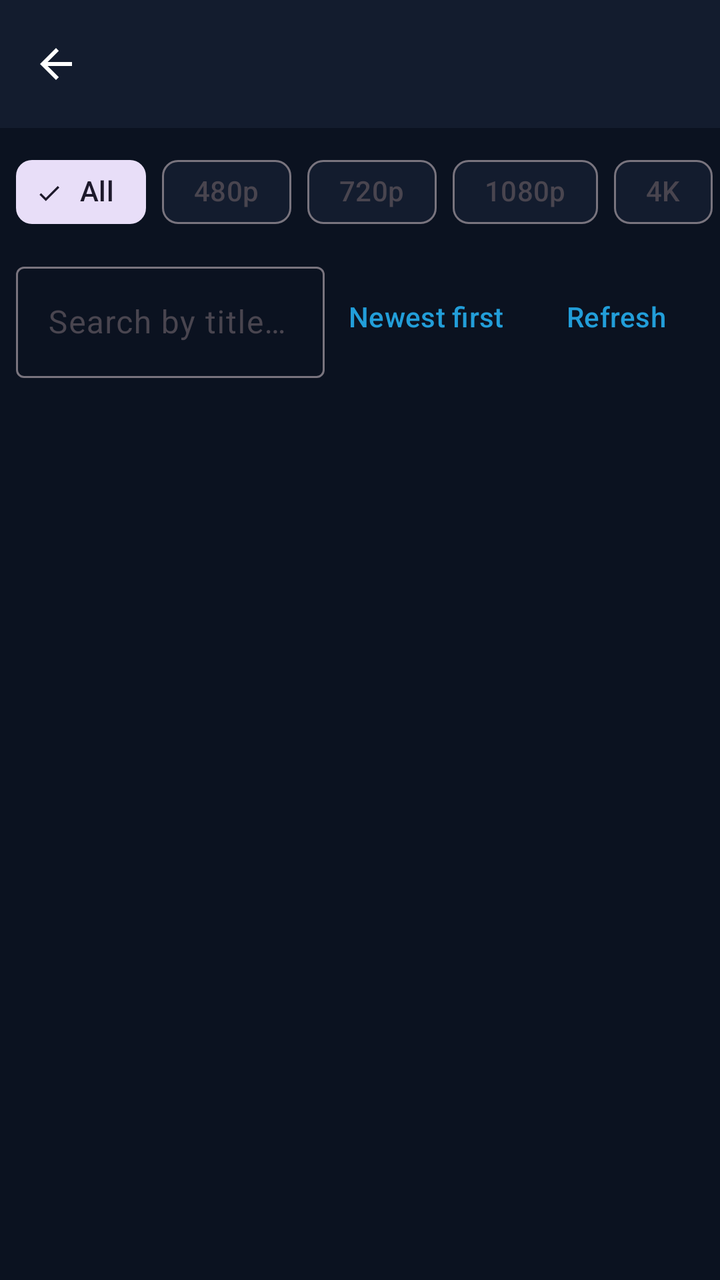
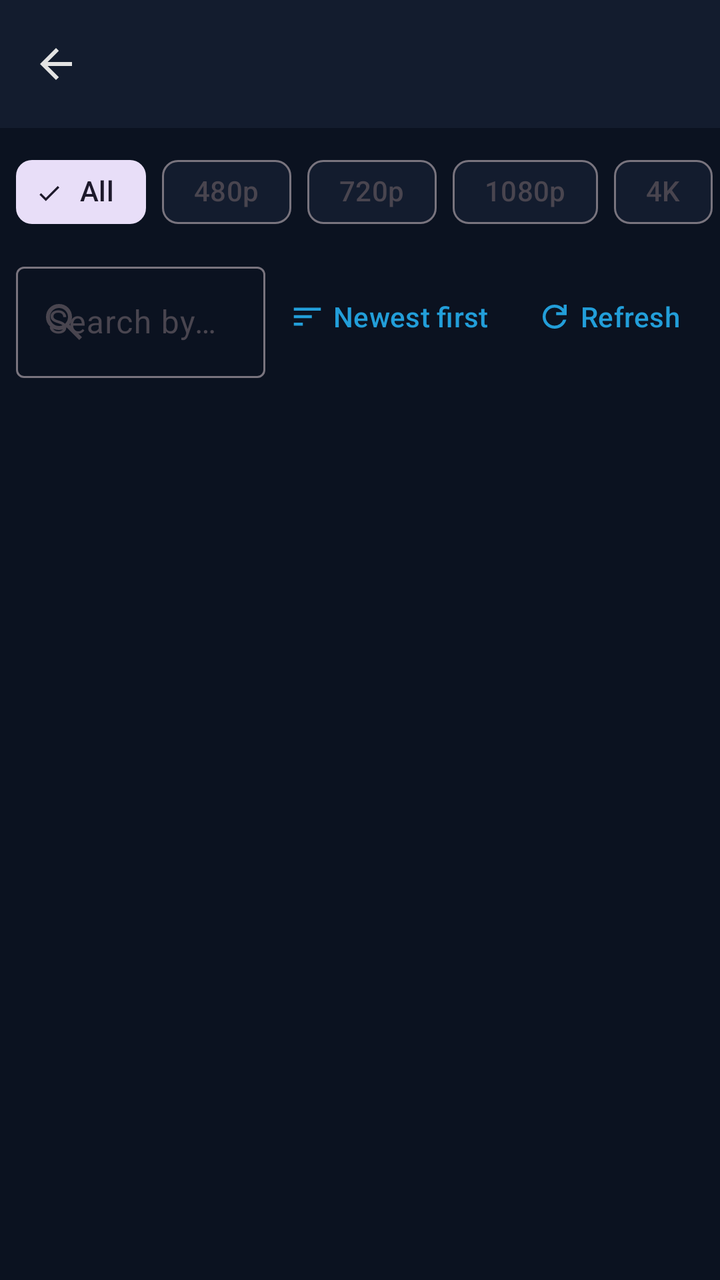

Screens rendered from an Android XML layout before and after an edit, with the pre-edit source and the edit as a unified diff.
<!-- AndroidManifest.xml: application theme Theme.NobiStream -->
<!-- res/layout/activity_channel.xml -->
<?xml version="1.0" encoding="utf-8"?>
<LinearLayout xmlns:android="http://schemas.android.com/apk/res/android"
    xmlns:app="http://schemas.android.com/apk/res-auto"
    android:layout_width="match_parent"
    android:layout_height="match_parent"
    android:fitsSystemWindows="true"
    android:orientation="vertical">

    <com.google.android.material.appbar.MaterialToolbar
        android:id="@+id/toolbar"
        android:layout_width="match_parent"
        android:layout_height="wrap_content"
        android:background="?attr/colorSurface"
        app:navigationIcon="@drawable/ic_back" />

    <HorizontalScrollView
        android:layout_width="match_parent"
        android:layout_height="wrap_content"
        android:scrollbars="none">

        <com.google.android.material.chip.ChipGroup
            android:id="@+id/filterChips"
            android:layout_width="wrap_content"
            android:layout_height="wrap_content"
            android:paddingStart="@dimen/spacing_8"
            android:paddingTop="@dimen/spacing_8"
            android:paddingEnd="@dimen/spacing_8"
            app:selectionRequired="true"
            app:singleSelection="true">

            <com.google.android.material.chip.Chip
                android:id="@+id/chipAll"
                style="@style/Widget.Material3.Chip.Filter"
                android:layout_width="wrap_content"
                android:layout_height="wrap_content"
                android:checkable="true"
                android:checked="true"
                android:text="@string/channel_filter_all" />

            <com.google.android.material.chip.Chip
                android:id="@+id/chip480"
                style="@style/Widget.Material3.Chip.Filter"
                android:layout_width="wrap_content"
                android:layout_height="wrap_content"
                android:checkable="true"
                android:text="480p" />

            <com.google.android.material.chip.Chip
                android:id="@+id/chip720"
                style="@style/Widget.Material3.Chip.Filter"
                android:layout_width="wrap_content"
                android:layout_height="wrap_content"
                android:checkable="true"
                android:text="720p" />

            <com.google.android.material.chip.Chip
                android:id="@+id/chip1080"
                style="@style/Widget.Material3.Chip.Filter"
                android:layout_width="wrap_content"
                android:layout_height="wrap_content"
                android:checkable="true"
                android:text="1080p" />

            <com.google.android.material.chip.Chip
                android:id="@+id/chip4k"
                style="@style/Widget.Material3.Chip.Filter"
                android:layout_width="wrap_content"
                android:layout_height="wrap_content"
                android:checkable="true"
                android:text="4K" />
        </com.google.android.material.chip.ChipGroup>
    </HorizontalScrollView>

    <LinearLayout
        android:layout_width="match_parent"
        android:layout_height="wrap_content"
        android:layout_marginStart="@dimen/spacing_8"
        android:layout_marginTop="@dimen/spacing_8"
        android:layout_marginEnd="@dimen/spacing_8"
        android:orientation="horizontal">

        <com.google.android.material.textfield.TextInputLayout
            android:id="@+id/searchLayout"
            style="@style/Widget.Material3.TextInputLayout.OutlinedBox"
            android:layout_width="0dp"
            android:layout_height="wrap_content"
            android:layout_weight="1"
            android:hint="@string/channel_search_hint">

            <com.google.android.material.textfield.TextInputEditText
                android:id="@+id/searchEdit"
                android:layout_width="match_parent"
                android:layout_height="wrap_content" />
        </com.google.android.material.textfield.TextInputLayout>

        <com.google.android.material.button.MaterialButton
            android:id="@+id/sortButton"
            style="@style/Widget.Material3.Button.TextButton"
            android:layout_width="wrap_content"
            android:layout_height="wrap_content"
            android:layout_gravity="center_vertical"
            android:text="@string/channel_sort_newest" />

        <com.google.android.material.button.MaterialButton
            android:id="@+id/refreshButton"
            style="@style/Widget.Material3.Button.TextButton"
            android:layout_width="wrap_content"
            android:layout_height="wrap_content"
            android:layout_gravity="center_vertical"
            android:text="Refresh" />
    </LinearLayout>

    <ProgressBar
        android:id="@+id/loadingBar"
        android:layout_width="wrap_content"
        android:layout_height="wrap_content"
        android:layout_gravity="center_horizontal"
        android:layout_marginTop="@dimen/spacing_16"
        android:visibility="gone" />

    <androidx.recyclerview.widget.RecyclerView
        android:id="@+id/videosRecycler"
        android:layout_width="match_parent"
        android:layout_height="0dp"
        android:layout_weight="1"
        app:layoutManager="androidx.recyclerview.widget.LinearLayoutManager" />

    <LinearLayout
        android:id="@+id/emptyState"
        android:layout_width="match_parent"
        android:layout_height="0dp"
        android:layout_weight="1"
        android:gravity="center"
        android:orientation="vertical"
        android:padding="@dimen/spacing_24"
        android:visibility="gone">

        <TextView
            style="@style/Text.NobiStream.Section"
            android:layout_width="wrap_content"
            android:layout_height="wrap_content"
            android:text="@string/channel_no_videos" />

        <TextView
            style="@style/Text.NobiStream.Caption"
            android:layout_width="wrap_content"
            android:layout_height="wrap_content"
            android:layout_marginTop="@dimen/spacing_8"
            android:gravity="center"
            android:text="@string/channel_no_videos_body" />
    </LinearLayout>

</LinearLayout>
<!-- resources referenced by this layout -->
<resources>
  <!-- drawable ic_back (drawable) -->
  <?xml version="1.0" encoding="utf-8"?>
  <vector xmlns:android="http://schemas.android.com/apk/res/android"
      android:width="24dp"
      android:height="24dp"
      android:viewportWidth="24"
      android:viewportHeight="24">
      <path
          android:fillColor="#FFFFFF"
          android:pathData="M20,11H7.83l5.59,-5.59L12,4l-8,8 8,8 1.41,-1.41L7.83,13H20v-2z" />
  </vector>
  <style name="Theme.NobiStream" parent="Theme.Material3.DayNight.NoActionBar">
          <item name="colorPrimary">@color/primary</item>
          <item name="colorPrimaryVariant">@color/primary_dark</item>
          <item name="colorOnPrimary">@color/text_primary</item>
          <item name="android:colorBackground">@color/background</item>
          <item name="colorSurface">@color/surface</item>
          <item name="colorOnSurface">@color/text_primary</item>
          <item name="colorError">@color/error</item>
          <item name="android:textColorPrimary">@color/text_primary</item>
          <item name="android:textColorSecondary">@color/text_secondary</item>
      </style>
  <!-- unchanged entries left out for length: 19 -->
</resources>

<!-- the commit's change to res/layout/activity_channel.xml (unified diff, before → after) -->
@@ -85,7 +85,8 @@
             android:layout_width="0dp"
             android:layout_height="wrap_content"
             android:layout_weight="1"
-            android:hint="@string/channel_search_hint">
+            android:hint="@string/channel_search_hint"
+            app:startIconDrawable="@drawable/ic_search">
 
             <com.google.android.material.textfield.TextInputEditText
                 android:id="@+id/searchEdit"
@@ -99,7 +100,8 @@
             android:layout_width="wrap_content"
             android:layout_height="wrap_content"
             android:layout_gravity="center_vertical"
-            android:text="@string/channel_sort_newest" />
+            android:text="@string/channel_sort_newest"
+            app:icon="@drawable/ic_sort" />
 
         <com.google.android.material.button.MaterialButton
             android:id="@+id/refreshButton"
@@ -107,16 +109,22 @@
             android:layout_width="wrap_content"
             android:layout_height="wrap_content"
             android:layout_gravity="center_vertical"
-            android:text="Refresh" />
-    </LinearLayout>
-
-    <ProgressBar
-        android:id="@+id/loadingBar"
-        android:layout_width="wrap_content"
-        android:layout_height="wrap_content"
-        android:layout_gravity="center_horizontal"
-        android:layout_marginTop="@dimen/spacing_16"
-        android:visibility="gone" />
+            android:text="Refresh"
+            app:icon="@drawable/ic_refresh" />
+    </LinearLayout>
+
+    
+    <LinearLayout
+        android:id="@+id/skeletonContainer"
+        android:layout_width="match_parent"
+        android:layout_height="wrap_content"
+        android:orientation="vertical"
+        android:visibility="gone">
+
+        <include layout="@layout/item_skeleton" />
+        <include layout="@layout/item_skeleton" />
+        <include layout="@layout/item_skeleton" />
+    </LinearLayout>
 
     <androidx.recyclerview.widget.RecyclerView
         android:id="@+id/videosRecycler"
@@ -124,6 +132,30 @@
         android:layout_height="0dp"
         android:layout_weight="1"
         app:layoutManager="androidx.recyclerview.widget.LinearLayoutManager" />
+
+    
+    <LinearLayout
+        android:id="@+id/loadMoreFooter"
+        android:layout_width="match_parent"
+        android:layout_height="wrap_content"
+        android:gravity="center"
+        android:orientation="horizontal"
+        android:padding="@dimen/spacing_12"
+        android:visibility="gone">
+
+        <ProgressBar
+            android:layout_width="24dp"
+            android:layout_height="24dp"
+            android:indeterminateTint="@color/primary" />
+
+        <TextView
+            android:layout_width="wrap_content"
+            android:layout_height="wrap_content"
+            android:layout_marginStart="@dimen/spacing_8"
+            android:text="@string/channel_loading_more"
+            android:textColor="@color/text_secondary"
+            android:textSize="@dimen/text_caption" />
+    </LinearLayout>
 
     <LinearLayout
         android:id="@+id/emptyState"
@@ -151,3 +183,43 @@
     </LinearLayout>
 
 </LinearLayout>
+<!-- res/layout/item_skeleton.xml (included above) -->
+<?xml version="1.0" encoding="utf-8"?>
+<com.google.android.material.card.MaterialCardView xmlns:android="http://schemas.android.com/apk/res/android"
+    xmlns:app="http://schemas.android.com/apk/res-auto"
+    style="@style/Widget.NobiStream.Card"
+    android:layout_width="match_parent"
+    android:layout_height="wrap_content"
+    android:layout_marginStart="@dimen/spacing_16"
+    android:layout_marginTop="@dimen/spacing_8"
+    android:layout_marginEnd="@dimen/spacing_16">
+
+    <LinearLayout
+        android:layout_width="match_parent"
+        android:layout_height="wrap_content"
+        android:orientation="vertical">
+
+        <View
+            android:layout_width="match_parent"
+            android:layout_height="@dimen/thumbnail_height"
+            android:background="@drawable/skeleton_bg" />
+
+        <LinearLayout
+            android:layout_width="match_parent"
+            android:layout_height="wrap_content"
+            android:orientation="vertical"
+            android:padding="@dimen/spacing_12">
+
+            <View
+                android:layout_width="200dp"
+                android:layout_height="14dp"
+                android:background="@drawable/skeleton_bg" />
+
+            <View
+                android:layout_width="120dp"
+                android:layout_height="12dp"
+                android:layout_marginTop="@dimen/spacing_8"
+                android:background="@drawable/skeleton_bg" />
+        </LinearLayout>
+    </LinearLayout>
+</com.google.android.material.card.MaterialCardView>
<!-- resource entries referenced after the edit -->
@@ -1,16 +1,72 @@
 <!-- resources referenced by this layout -->
 <resources>
+  <dimen name="spacing_12">12dp</dimen>
+  <dimen name="thumbnail_height">180dp</dimen>
   <!-- drawable ic_back (drawable) -->
-  <?xml version="1.0" encoding="utf-8"?>
   <vector xmlns:android="http://schemas.android.com/apk/res/android"
       android:width="24dp"
       android:height="24dp"
-      android:viewportWidth="24"
-      android:viewportHeight="24">
-      <path
-          android:fillColor="#FFFFFF"
-          android:pathData="M20,11H7.83l5.59,-5.59L12,4l-8,8 8,8 1.41,-1.41L7.83,13H20v-2z" />
+      android:viewportWidth="960"
+      android:viewportHeight="960">
+      
+      <group android:translateY="960">
+          <path
+              android:fillColor="#E3E3E3"
+              android:pathData="m313-440 224 224-57 56-320-320 320-320 57 56-224 224h487v80H313Z" />
+      </group>
   </vector>
+  <!-- drawable ic_refresh (drawable) -->
+  <vector xmlns:android="http://schemas.android.com/apk/res/android"
+      android:width="24dp"
+      android:height="24dp"
+      android:viewportWidth="960"
+      android:viewportHeight="960">
+      
+      <group android:translateY="960">
+          <path
+              android:fillColor="#E3E3E3"
+              android:pathData="M480-160q-134 0-227-93t-93-227q0-134 93-227t227-93q69 0 132 28.5T720-690v-110h80v280H520v-80h168q-32-56-87.5-88T480-720q-100 0-170 70t-70 170q0 100 70 170t170 70q77 0 139-44t87-116h84q-28 106-114 173t-196 67Z" />
+      </group>
+  </vector>
+  <!-- drawable ic_search (drawable) -->
+  <vector xmlns:android="http://schemas.android.com/apk/res/android"
+      android:width="24dp"
+      android:height="24dp"
+      android:viewportWidth="960"
+      android:viewportHeight="960">
+      
+      <group android:translateY="960">
+          <path
+              android:fillColor="#E3E3E3"
+              android:pathData="M784-120 532-372q-30 24-69 38t-83 14q-109 0-184.5-75.5T120-580q0-109 75.5-184.5T380-840q109 0 184.5 75.5T640-580q0 44-14 83t-38 69l252 252-56 56ZM380-400q75 0 127.5-52.5T560-580q0-75-52.5-127.5T380-760q-75 0-127.5 52.5T200-580q0 75 52.5 127.5T380-400Z" />
+      </group>
+  </vector>
+  <!-- drawable ic_sort (drawable) -->
+  <vector xmlns:android="http://schemas.android.com/apk/res/android"
+      android:width="24dp"
+      android:height="24dp"
+      android:viewportWidth="960"
+      android:viewportHeight="960">
+      
+      <group android:translateY="960">
+          <path
+              android:fillColor="#E3E3E3"
+              android:pathData="M120-240v-80h240v80H120Zm0-200v-80h480v80H120Zm0-200v-80h720v80H120Z" />
+      </group>
+  </vector>
+  <!-- drawable skeleton_bg (drawable) -->
+  <?xml version="1.0" encoding="utf-8"?>
+  <shape xmlns:android="http://schemas.android.com/apk/res/android"
+      android:shape="rectangle">
+      <solid android:color="@color/surface_variant" />
+      <corners android:radius="@dimen/corner_small" />
+  </shape>
+  <string name="channel_loading_more">Loading more videos…</string>
+  <style name="Widget.NobiStream.Card" parent="Widget.Material3.CardView.Elevated">
+          <item name="cardCornerRadius">@dimen/corner_medium</item>
+          <item name="cardBackgroundColor">@color/surface</item>
+          <item name="cardElevation">2dp</item>
+      </style>
   <style name="Theme.NobiStream" parent="Theme.Material3.DayNight.NoActionBar">
           <item name="colorPrimary">@color/primary</item>
           <item name="colorPrimaryVariant">@color/primary_dark</item>
@@ -21,6 +77,16 @@
           <item name="colorError">@color/error</item>
           <item name="android:textColorPrimary">@color/text_primary</item>
           <item name="android:textColorSecondary">@color/text_secondary</item>
+          <item name="android:windowAnimationStyle">@style/Theme.NobiStream.ActivityTransitions</item>
+      </style>
+  <color name="surface_variant">#1B2740</color>
+  <dimen name="corner_small">8dp</dimen>
+  <dimen name="corner_medium">12dp</dimen>
+  <style name="Theme.NobiStream.ActivityTransitions" parent="@android:style/Animation.Activity">
+          <item name="android:activityOpenEnterAnimation">@anim/slide_in_right</item>
+          <item name="android:activityOpenExitAnimation">@anim/slide_out_left</item>
+          <item name="android:activityCloseEnterAnimation">@anim/slide_in_left</item>
+          <item name="android:activityCloseExitAnimation">@anim/slide_out_right</item>
       </style>
   <!-- unchanged entries left out for length: 19 -->
 </resources>
